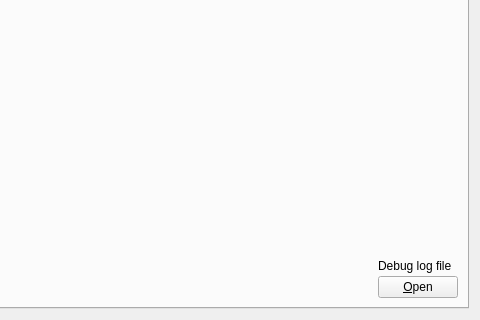
Old version of the form src/qt/forms/debugwindow.ui in the repository bitcoinzerox/bitcoinzerox; both pictures show x 260 to 740 and y 140 to 460 of the 740 by 460 pixel window.
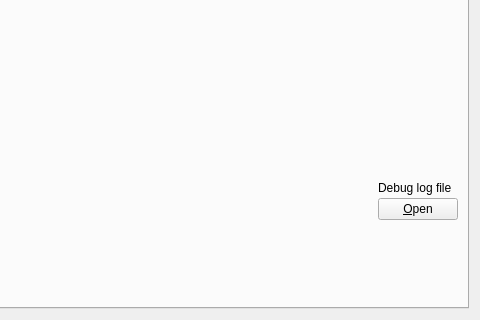
New version of the form. Icons and pictures are not drawn. Custom widgets are drawn as their Qt base class.

```diff
--- a/src/qt/forms/debugwindow.ui
+++ b/src/qt/forms/debugwindow.ui
@@ -355,7 +355,7 @@
          </property>
         </widget>
        </item>
-       <item row="15" column="2" rowspan="3">
+       <item row="13" column="2" rowspan="3">
         <layout class="QVBoxLayout" name="verticalLayoutDebugButton">
          <property name="spacing">
           <number>3</number>
```
